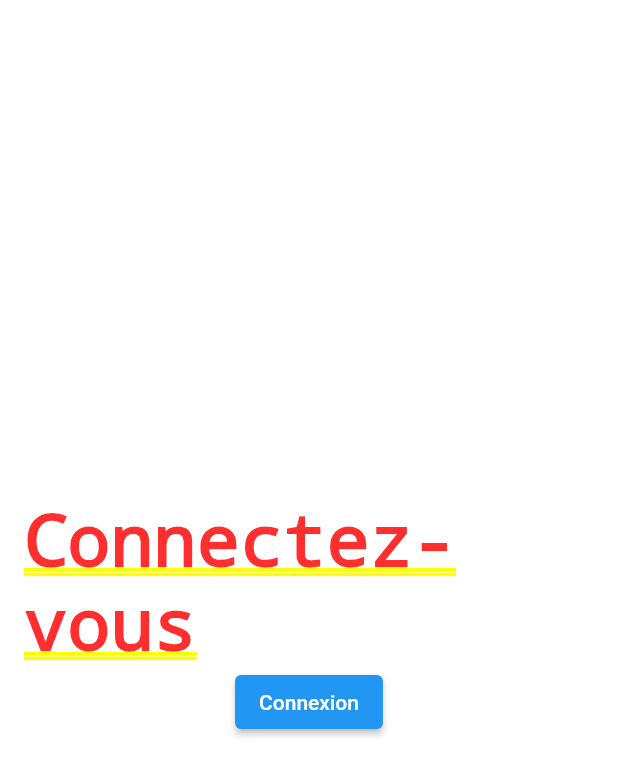
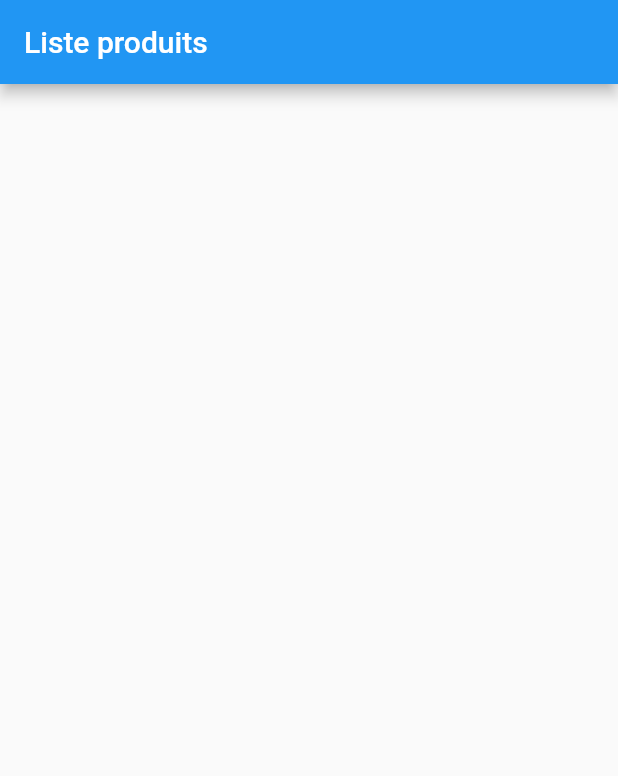
Before and after one commit to GateCoding/AtelierFirebase, a Flutter app: the screen it shows after launch, on a phone screen of 412 x 824 dp. Shown: the top 776 px of the screen. Run offline on Flutter 3.47's test engine with Material 2 defaults, Android fonts, the light colour scheme and no system bars; our stand-ins replace cloud_firestore, firebase_auth, firebase_core; missing offline and left inert: firebase_ui_auth; accounts and stored records are empty.

Commit message:
list product

```diff
--- /dev/null
+++ b/lib/liste_produits.dart
@@ -0,0 +1,51 @@
+import 'package:cloud_firestore/cloud_firestore.dart';
+import 'package:firebase_core/firebase_core.dart';
+import 'package:flutter/material.dart';
+
+import 'ProduitItem.dart';
+import 'produit.dart';
+
+class ListeProduits extends StatefulWidget {
+  const ListeProduits({super.key});
+
+  @override
+  State<ListeProduits> createState() => _ListeProduitsState();
+}
+
+class _ListeProduitsState extends State<ListeProduits> {
+  FirebaseFirestore db = FirebaseFirestore.instance;
+
+  @override
+  Widget build(BuildContext context) {
+    return Scaffold(
+      appBar: AppBar(
+        title: const Text('Liste produits'),
+      ),
+      body: StreamBuilder<QuerySnapshot>(
+        stream: db.collection('produits').snapshots(),
+        builder: (BuildContext context, AsyncSnapshot<QuerySnapshot> snapshot) {
+          if (snapshot.hasError) {
+            return const Center(child: Text('Une erreur est survenue'));
+          }
+
+          if (snapshot.connectionState == ConnectionState.waiting) {
+            return const Center(
+              child: CircularProgressIndicator(),
+            );
+          }
+
+          List<Produit> produits = snapshot.data!.docs.map((doc) {
+            return Produit.fromFirestore(doc);
+          }).toList();
+
+          return ListView.builder(
+            itemCount: produits.length,
+            itemBuilder: (context, index) => ProduitItem(
+              produit: produits[index],
+            ),
+          );
+        },
+      ),
+    );
+  }
+}
--- a/lib/loginEcran.dart
+++ b/lib/loginEcran.dart
@@ -1,57 +1,42 @@
-// login_ecran.dart
-
+import 'package:firebase_ui_auth/firebase_ui_auth.dart';
 import 'package:flutter/material.dart';
 import 'package:firebase_auth/firebase_auth.dart';
 
 class LoginEcran extends StatelessWidget {
+  const LoginEcran({super.key});
+
   @override
   Widget build(BuildContext context) {
     return StreamBuilder<User?>(
       stream: FirebaseAuth.instance.authStateChanges(),
-      builder: (context, AsyncSnapshot<User?> snapshot) {
+      builder: (context, snapshot) {
+        if (!snapshot.hasData || snapshot.data == null) {
+          return const SignInScreen();
+        }
+
+        User? user = snapshot.data;
+
         return Container(
-          padding: EdgeInsets.all(16.0),
+          alignment: Alignment.center,
+          padding: const EdgeInsets.all(16.0),
           child: Column(
             mainAxisAlignment: MainAxisAlignment.center,
-            crossAxisAlignment: CrossAxisAlignment.center,
-            children: [
-              if (snapshot.hasData)
-                _buildUserInfo(snapshot.data!)
-              else
-                _buildSignInForm(),
+            children: <Widget>[
+              Text(
+                'Email: ${user?.email ?? "Non connecté"}',
+                style: const TextStyle(fontSize: 16.0),
+              ),
+              const SizedBox(height: 16.0),
+              ElevatedButton(
+                onPressed: () async {
+                  await FirebaseAuth.instance.signOut();
+                },
+                child: const Text('Se déconnecter'),
+              ),
             ],
           ),
         );
       },
     );
   }
-
-  Widget _buildUserInfo(User user) {
-    return Column(
-      children: [
-        Text('Email: ${user.email ?? "N/A"}'),
-        ElevatedButton(
-          onPressed: () async {
-            await FirebaseAuth.instance.signOut();
-          },
-          child: Text('Se déconnecter'),
-        ),
-      ],
-    );
-  }
-
-  Widget _buildSignInForm() {
-    // Ajoutez ici votre formulaire de connexion
-    return Column(
-      children: [
-        Text('Connectez-vous'),
-        ElevatedButton(
-          onPressed: () async {
-            // Ajoutez le code pour gérer la connexion de l'utilisateur ici.
-          },
-          child: Text('Connexion'),
-        ),
-      ],
-    );
-  }
 }
--- a/lib/main.dart
+++ b/lib/main.dart
@@ -1,27 +1,36 @@
 import 'package:atelier4pelamriiir5g7/firebase_options.dart';
+import 'package:atelier4pelamriiir5g7/liste_produits.dart';
 import 'package:firebase_core/firebase_core.dart';
 import 'package:firebase_ui_auth/firebase_ui_auth.dart';
 import 'package:flutter/material.dart';
 import 'loginEcran.dart';
 
 void main() async {
-  Future<void> main() async {
-    WidgetsFlutterBinding.ensureInitialized();
-    await Firebase.initializeApp(
-        options: DefaultFirebaseOptions.currentPlatform);
-    FirebaseUIAuth.configureProviders([
-      EmailAuthProvider(),
-    ]);
-    runApp(MyApp());
-  }
+  // Future<void> main() async {
+  WidgetsFlutterBinding.ensureInitialized();
+  await Firebase.initializeApp(options: DefaultFirebaseOptions.currentPlatform);
+  FirebaseUIAuth.configureProviders([
+    EmailAuthProvider(),
+  ]);
+  runApp(const MainApp());
+  // }
 }
 
-class MyApp extends StatelessWidget {
+class MainApp extends StatelessWidget {
+  const MainApp({super.key});
+
   @override
   Widget build(BuildContext context) {
     return MaterialApp(
-      title: 'Votre Application',
-      home: LoginEcran(),
+      title: 'jhhhhhhh',
+      home: ListeProduits()
+      //  Scaffold(
+      //   appBar: AppBar(title: Text("hello")),
+      // )
+      ,
+      theme: ThemeData(
+        primarySwatch: Colors.blue,
+      ),
     );
   }
 }
--- /dev/null
+++ b/lib/produit.dart
@@ -0,0 +1,36 @@
+import 'package:cloud_firestore/cloud_firestore.dart';
+
+class Produit {
+  String id;
+  String marque;
+  String designation;
+  String categorie;
+  double prix;
+  String photo;
+  int quantite;
+  Produit({
+    required this.id,
+    required this.marque,
+    required this.designation,
+    required this.categorie,
+    required this.prix,
+    required this.photo,
+    required this.quantite,
+  });
+  factory Produit.fromFirestore(DocumentSnapshot doc) {
+    Map data = doc.data() as Map;
+    return Produit(
+      id: doc.id,
+      marque: data['marque'] ?? '',
+      designation: data['designation '] ?? '',
+      categorie: data['categorie'] ?? '',
+      prix: (data['prix'] != null)
+          ? double.tryParse(data['prix'].toString()) ?? 0.0
+          : 0.0,
+      photo: data['photo'] ?? '',
+      quantite: (data['quantite'] != null)
+          ? int.tryParse(data['quantite'].toString()) ?? 0
+          : 0,
+    );
+  }
+}
--- a/pubspec.yaml
+++ b/pubspec.yaml
@@ -32,6 +32,7 @@ dependencies:
     sdk: flutter
   firebase_core: ^2.19.0
   firebase_ui_auth: ^1.10.0
+  cloud_firestore: ^4.13.2
 
   # The following adds the Cupertino Icons font to your application.
   # Use with the CupertinoIcons class for iOS style icons.
```
Also changed, not shown: lib/ProduitItem.dart (added, +17 -0 lines), lib/signInScreen.dart (added, +29 -0 lines), pubspec.lock, 7 other files.
